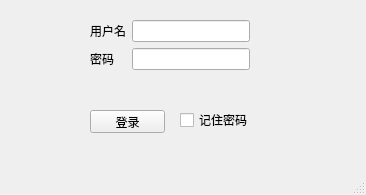
Before: the Qt Designer form ui/login.ui in naivete13sky/epvs, drawn with Qt 5.
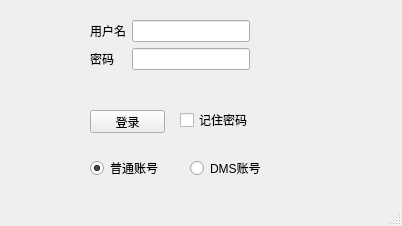
After: the same form once the commit is applied.

Commit message: 20230602-2 dms账号登录 ok

Diff of the .ui file:
```diff
--- a/ui/login.ui
+++ b/ui/login.ui
@@ -6,8 +6,8 @@
    <rect>
     <x>0</x>
     <y>0</y>
-    <width>366</width>
-    <height>195</height>
+    <width>402</width>
+    <height>226</height>
    </rect>
   </property>
   <property name="windowTitle">
@@ -99,6 +99,35 @@
      <bool>true</bool>
     </property>
    </widget>
+   <widget class="QRadioButton" name="radioButtonLoginUserCommon">
+    <property name="geometry">
+     <rect>
+      <x>90</x>
+      <y>160</y>
+      <width>89</width>
+      <height>16</height>
+     </rect>
+    </property>
+    <property name="text">
+     <string>普通账号</string>
+    </property>
+    <property name="checked">
+     <bool>true</bool>
+    </property>
+   </widget>
+   <widget class="QRadioButton" name="radioButtonLoginUserDMS">
+    <property name="geometry">
+     <rect>
+      <x>190</x>
+      <y>160</y>
+      <width>89</width>
+      <height>16</height>
+     </rect>
+    </property>
+    <property name="text">
+     <string>DMS账号</string>
+    </property>
+   </widget>
   </widget>
   <widget class="QMenuBar" name="menubar">
    <property name="geometry">
```
Left out of the diff: 2 changed lines with no effect on the pictures. The commit also changes 5 other files.
